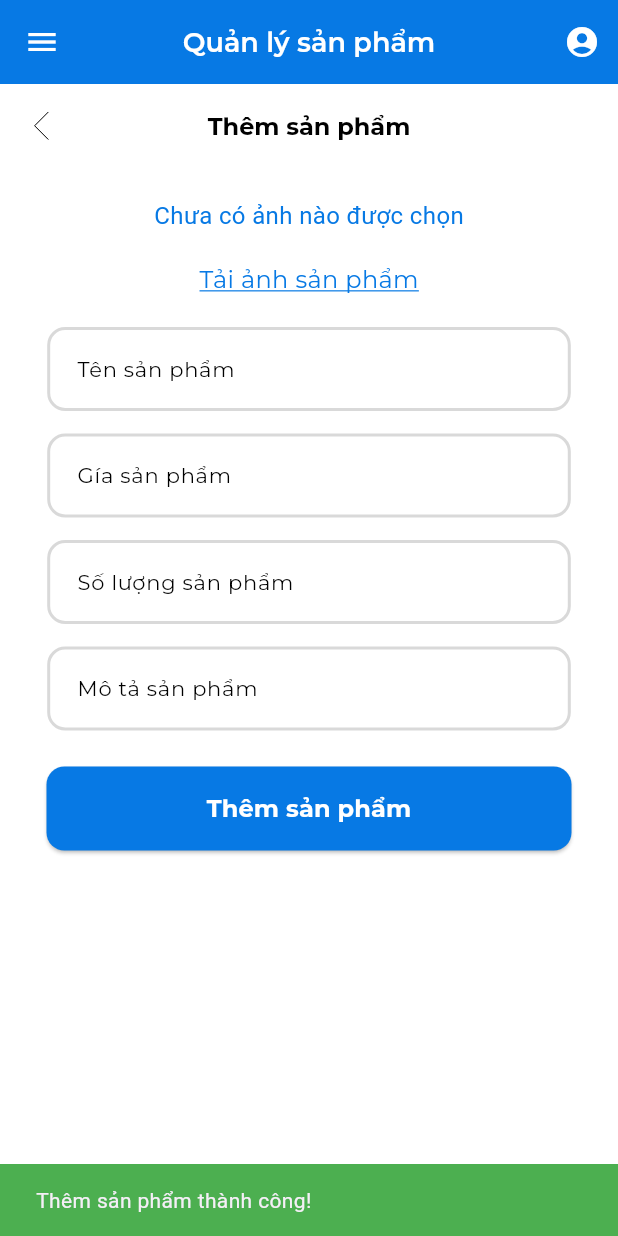
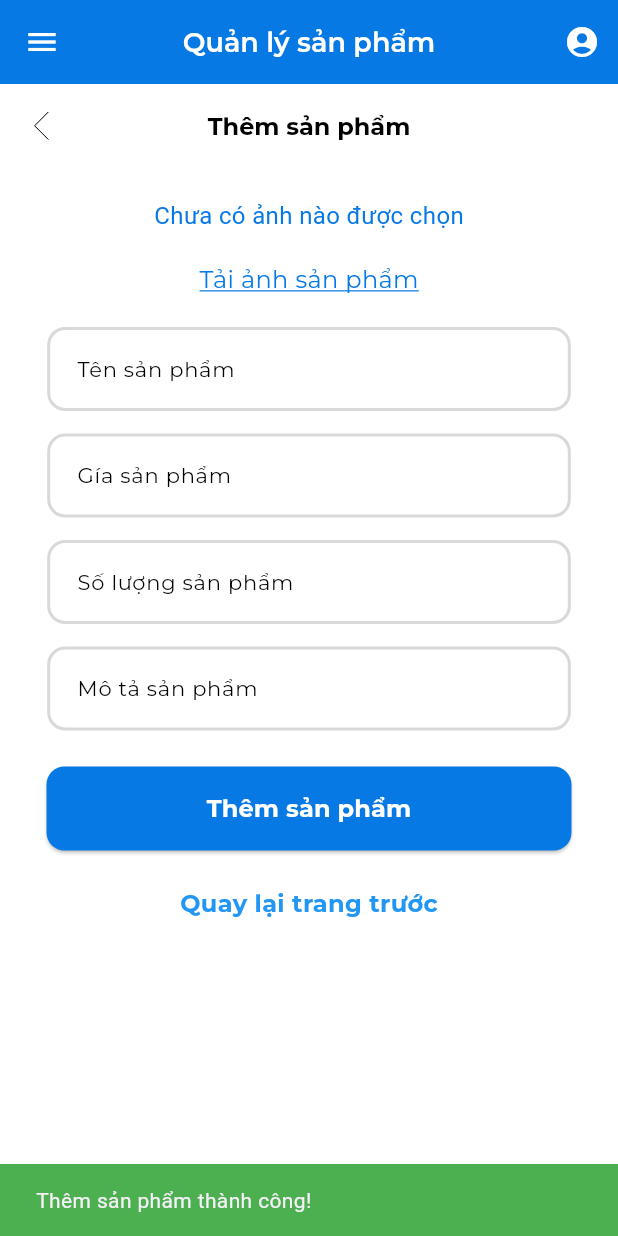
Before and after one commit to tubinguyen/Mobile-App, a Flutter app: the AddProduct screen opened directly with empty values, after a tap on "Thêm sản phẩm", on a phone screen of 412 x 824 dp. Run offline on Flutter 3.47's test engine with Material 3 defaults, Android fonts, the phone set to English and light mode, and no system bars; our stand-ins replace flutter_svg, image_picker, permission_handler; project files that could hold a hidden picture were left out.

Commit message:
check tubi

```diff
--- a/app_tienganh/lib/views/admin/add_product.dart
+++ b/app_tienganh/lib/views/admin/add_product.dart
@@ -18,6 +18,11 @@ class AddProduct extends StatefulWidget {
 
 class _AddProductState extends State<AddProduct> {
   File? _image;
+
+  final TextEditingController _nameController = TextEditingController();
+  final TextEditingController _priceController = TextEditingController();
+  final TextEditingController _quantityController = TextEditingController();
+  final TextEditingController _descriptionController = TextEditingController();
 
   Future<void> _requestPermission() async {
     if (await Permission.photos.isGranted) {
@@ -45,9 +50,33 @@ class _AddProductState extends State<AddProduct> {
     }
   }
 
+  void _resetForm() {
+    _nameController.clear();
+    _priceController.clear();
+    _quantityController.clear();
+    _descriptionController.clear();
+    setState(() {
+      _image = null;
+    });
+  }
+
+  @override
+  void dispose() {
+    _nameController.dispose();
+    _priceController.dispose();
+    _quantityController.dispose();
+    _descriptionController.dispose();
+    super.dispose();
+  }
+
   @override
   Widget build(BuildContext context) {
-    return Scaffold(
+    return WillPopScope(
+      onWillPop: () async {
+        _resetForm();
+        return true;
+      },
+      child: Scaffold(
         appBar: CustomAppBar(
           title: "Quản lý sản phẩm",
           onItemTapped: (value) {
@@ -62,6 +91,7 @@ class _AddProductState extends State<AddProduct> {
                 title: "Thêm sản phẩm",
                 leadingIconPath: "assets/img/back.svg",
                 onLeadingPressed: () {
+                  _resetForm();
                   widget.onNavigate(10);
                 },
               ),
@@ -94,26 +124,31 @@ class _AddProductState extends State<AddProduct> {
                 ),
               ),
               const SizedBox(height: 20),
-            const TextInput(
+              TextInput(
                 label: 'Tên sản phẩm',
                 hint: 'Nhập tên sản phẩm',
+                controller: _nameController,
                 enabled: true,
               ),
               const SizedBox(height: 15),
-            const TextInput(
+              TextInput(
                 label: 'Gía sản phẩm',
                 hint: 'Nhập giá sản phẩm',
+                controller: _priceController,
                 enabled: true,
               ),
               const SizedBox(height: 15),
-            const TextInput(
+              TextInput(
                 label: 'Số lượng sản phẩm',
                 hint: 'Nhập số lượng sản phẩm',
+                controller: _quantityController,
                 enabled: true,
-            ),const SizedBox(height: 15),
-            const TextInput(
+              ),
+              const SizedBox(height: 15),
+              TextInput(
                 label: 'Mô tả sản phẩm',
                 hint: 'Nhập mô tả sản phẩm',
+                controller: _descriptionController,
                 enabled: true,
               ),
               const SizedBox(height: 24),
@@ -127,11 +162,30 @@ class _AddProductState extends State<AddProduct> {
                       backgroundColor: Colors.green,
                     ),
                   );
+                  _resetForm(); // Reset sau khi thêm sản phẩm
                 },
                 stateLoginOrRegister: AuthButtonState.login,
                 textColor: AppColors.text,
               ),
+              const SizedBox(height: 24),
+              GestureDetector(
+                onTap: () {
+                  _resetForm();
+                  widget.onNavigate(10);
+                },
+                child: const Text(
+                  'Quay lại trang trước',
+                  style: TextStyle(
+                    color: Colors.blue,
+                    fontSize: 16,
+                    fontWeight: FontWeight.bold,
+                    fontFamily: 'Montserrat',
+                  ),
+                ),
+              ),
+              const SizedBox(height: 24),
             ],
+          ),
         ),
       ),
     );
--- a/app_tienganh/lib/views/admin/product_management.dart
+++ b/app_tienganh/lib/views/admin/product_management.dart
@@ -70,12 +70,12 @@ class ProductManagement extends StatelessWidget {
                         price: book['price'],
                         quantity: book['quantity'],
                         description: book['description'],
-                        imagePath: book['imagePath'], // truyền imagePath vô đây
+                        imagePath: book['imagePath'],
                         onDelete: () {
                           // Xử lý xóa sản phẩm
                         },
                         onEdit: () {
-                          onNavigate(14);
+                          onNavigate(13);
                         },
                       ),
                     );
@@ -85,7 +85,7 @@ class ProductManagement extends StatelessWidget {
                       child: LoginAndRegisterButton(
                         text: 'Thêm sản phẩm',
                         onTap: () {
-                          onNavigate(13); // chuyển đến màn thêm sản phẩm
+                          onNavigate(12);
                         },
                         stateLoginOrRegister: AuthButtonState.login,
                         textColor: AppColors.text,
```
Also changed, not shown: app_tienganh/lib/routes/navigation_page.dart (+4 -4 lines), app_tienganh/lib/views/admin/account_management.dart (deleted, +0 -15 lines), app_tienganh/lib/views/admin/edit_product.dart (+15 -2 lines), app_tienganh/lib/views/cus/forget_password_screen.dart (+53 -63 lines), app_tienganh/lib/views/cus/login_screen.dart (+12 -2 lines). Lines whose indentation alone changed are shown as unchanged.
